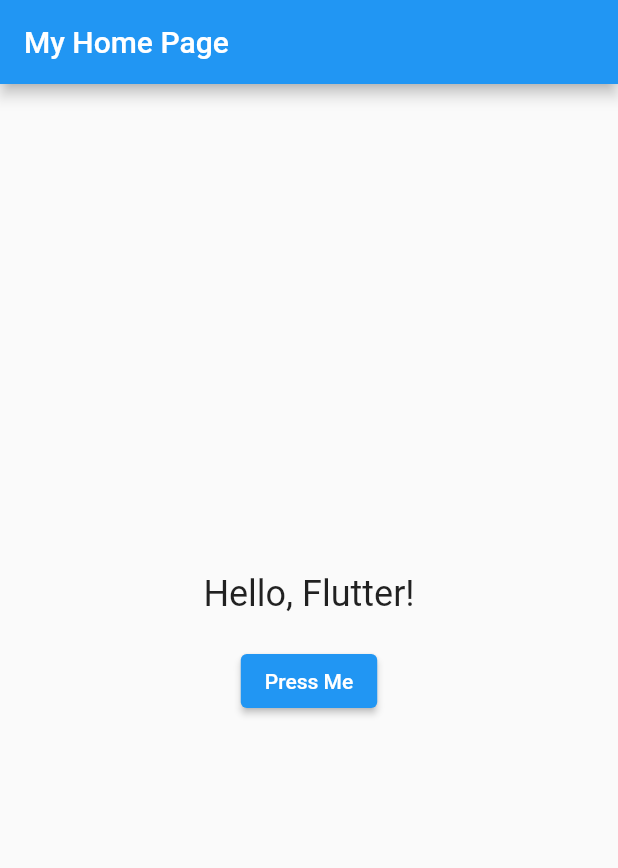
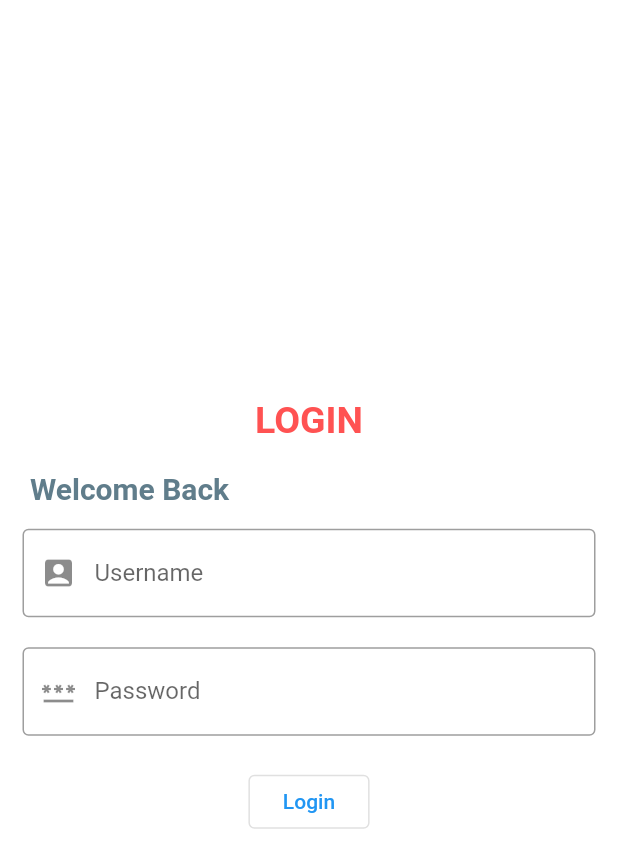
Before and after one commit to priyadarsan1234/OTT-Movie-Application-FLutter, a Flutter app: the screen it shows after launch, on a phone screen of 412 x 824 dp. Shown: the top 868 px of the screen. Run offline on Flutter 3.47's test engine with Material 2 defaults, Android fonts, the light colour scheme and no system bars; our stand-ins replace carousel_slider, video_player.

Commit message:
Login Page

```diff
--- a/lib/Details.dart
+++ b/lib/Details.dart
@@ -40,6 +40,7 @@ class Details extends StatelessWidget {
               height: 16,
             ),
             Row(
+
               children: [
                 Expanded(
                   child: Card(
@@ -49,7 +50,7 @@ class Details extends StatelessWidget {
                         "My Account",
                         style: TextStyle(fontSize: 16),
                       ),
-                      subtitle: Text("Manage Your Account Information"),
+                      subtitle: Text("Manage Your Account "),
                       leading: Icon(Icons.manage_accounts_rounded),
                       trailing: Icon(Icons.arrow_circle_right_sharp),
                     ),
@@ -112,7 +113,7 @@ class Details extends StatelessWidget {
                         "Video Setting",
                         style: TextStyle(fontSize: 16),
                       ),
-                      subtitle: Text("Change Your Video Setting & Control"),
+                      subtitle: Text("Change Your Video Setting "),
                       leading: Icon(Icons.video_call),
                       trailing: Icon(Icons.arrow_circle_right_sharp),
                     ),
--- /dev/null
+++ b/lib/Login.dart
@@ -0,0 +1,59 @@
+import 'package:flutter/material.dart';
+import 'package:make_my_show/Home.dart';
+class Login extends StatelessWidget {
+  @override
+  Widget build(BuildContext context) {
+    return Scaffold(
+      backgroundColor: Color.fromARGB(255, 255, 255, 255),
+
+      body: Center(
+        child: SingleChildScrollView(
+          padding: const EdgeInsets.all(15),
+          child: Column(
+            mainAxisAlignment: MainAxisAlignment.center,
+            crossAxisAlignment: CrossAxisAlignment.center,
+            children: [
+              const Text(" LOGIN ",style: TextStyle(fontSize: 25,fontWeight: FontWeight.bold,color: Colors.redAccent),),
+              const SizedBox(height: 20,),
+
+              Row(
+                children: [
+                  Padding(padding: EdgeInsets.only(left: 5,bottom: 15),
+                  child: Text("Welcome Back",style: TextStyle(fontSize: 20,fontWeight: FontWeight.bold,color: Colors.blueGrey),),
+                  )
+                ],
+              ),
+              const TextField(
+
+                // controller: UserController,
+                decoration: InputDecoration(
+                  border: OutlineInputBorder(),
+                  labelText: "Username",
+                  hintText: "Enter Username",
+                  prefixIcon: Icon(Icons.account_box)
+                ),
+              ),
+              const SizedBox(height: 20,),
+              const TextField(
+                // controller: UserController,
+                decoration: InputDecoration(
+
+                  border: OutlineInputBorder(),
+                  labelText: "Password",
+                  hintText: "Enter Password",
+                  prefixIcon: Icon(Icons.password_sharp)
+                ),
+              ),
+                const SizedBox(height: 20,),
+              OutlinedButton(onPressed: (){
+                Navigator.pushReplacement(context,
+                MaterialPageRoute(builder: (context) =>  HOME()
+                ));
+              }, child: const Text("  Login  "))
+            ],
+          ),
+        ),
+      ),
+    );
+  }
+}
--- a/lib/main.dart
+++ b/lib/main.dart
@@ -1,5 +1,6 @@
 import 'package:flutter/material.dart';
 import 'package:make_my_show/Home.dart';
+import 'package:make_my_show/Login.dart';
 
 void main() {
   runApp(MyApp());
@@ -10,7 +11,7 @@ class MyApp extends StatelessWidget {
   Widget build(BuildContext context) {
     return MaterialApp(
       title: 'My Flutter App',
-      home: MyHomePage(),
+      home: Login(),
     );
   }
 }
@@ -23,8 +24,10 @@ class MyHomePage extends StatelessWidget {
         title: const Text('My Home Page'),
       ),
       body: Center(
+
         child: Column(
-          mainAxisAlignment: MainAxisAlignment.center,
+          crossAxisAlignment: CrossAxisAlignment.center,
+
           children: <Widget>[
             const Text(
               'Hello, Flutter!',
@@ -35,7 +38,7 @@ class MyHomePage extends StatelessWidget {
               onPressed: () {
                 Navigator.push(
                   context,
-                  MaterialPageRoute(builder: (context) => HOME()),
+                  MaterialPageRoute(builder: (context) => Login()),
                 );
               },
               child: const Text('Press Me'),
```
